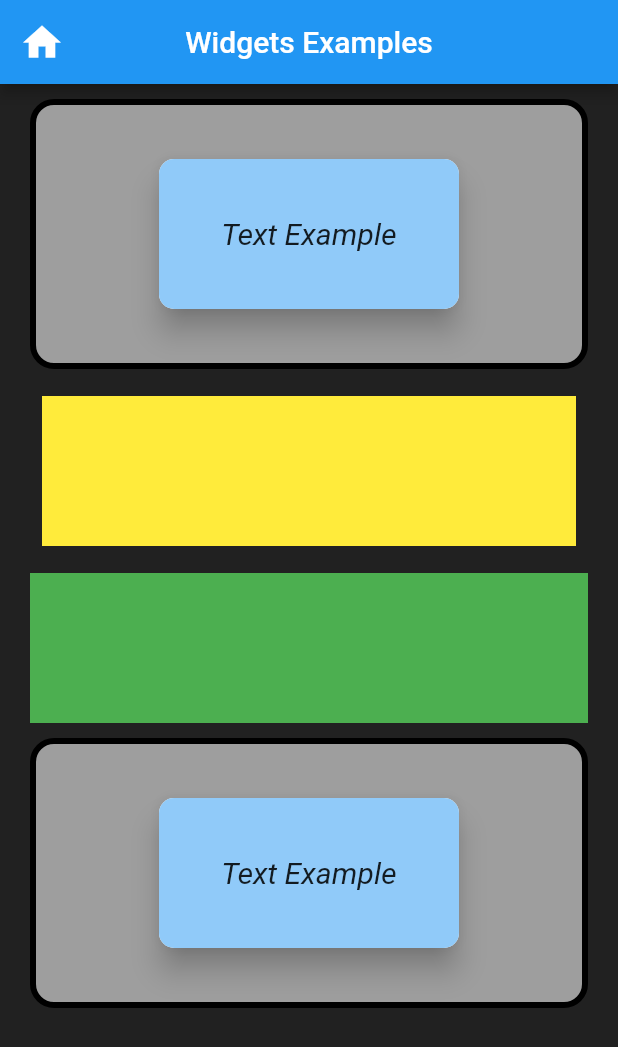
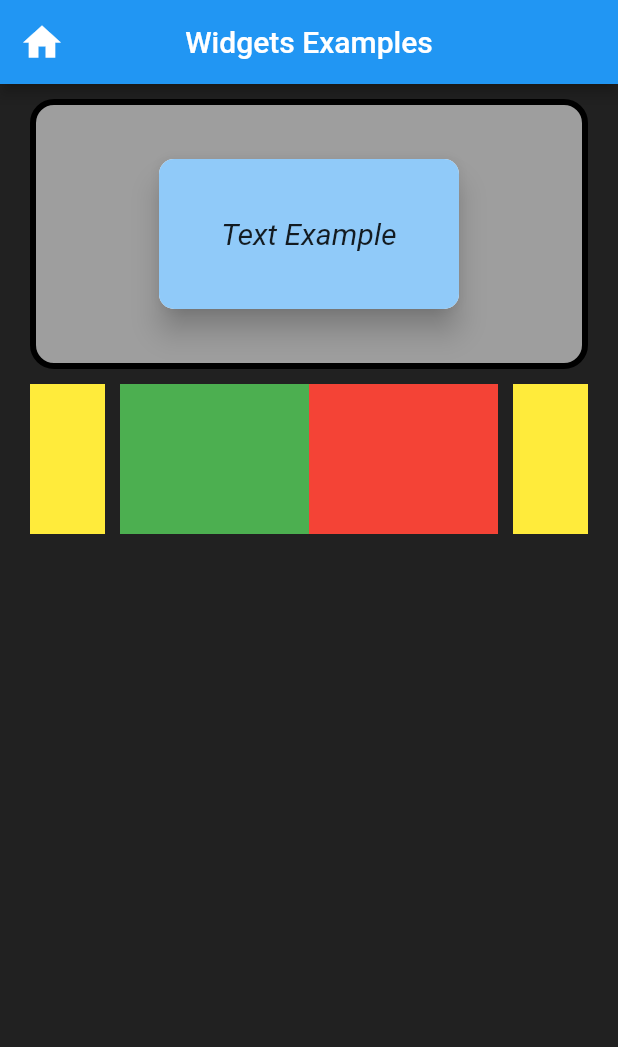
Before and after one commit to Igneele91/Dart-Flutter-Udmi2022, a Flutter app: the screen it shows after launch, on a phone screen of 412 x 824 dp. Shown: the top 1047 px of the screen. Run offline on Flutter 3.47's test engine with Material 2 defaults, Android fonts, the phone set to English and light mode, and no system bars; Roboto replaces fonts that are missing (Rubrik).

Commit message:
upload a pice of vid36 comit

```diff
--- /dev/null
+++ b/flutter_grundlagen/lib/presentation/widgets_examples/widgets/row_expanded_example.dart
@@ -0,0 +1,42 @@
+import 'package:flutter/material.dart';
+
+class RowExpandedExample extends StatelessWidget {
+  const RowExpandedExample({Key? key}) : super(key: key);
+
+  @override
+  Widget build(BuildContext context) {
+    return Row(
+      // mainAxisAlignment: MainAxisAlignment.spaceAround,
+      children: [
+        Container(
+          color: Colors.yellow,
+          height: 100,
+          width: 50,
+        ),
+        const SizedBox(
+          width: 10,
+        ),
+        Expanded(
+          child: Container(
+            color: Colors.green,
+            height: 100,
+          ),
+        ),
+        Expanded(
+          child: Container(
+            color: Colors.red,
+            height: 100,
+          ),
+        ),
+        const SizedBox(
+          width: 10,
+        ),
+        Container(
+          color: Colors.yellow,
+          height: 100,
+          width: 50,
+        ),
+      ],
+    );
+  }
+}
--- a/flutter_grundlagen/lib/presentation/widgets_examples/widgets_examples_page.dart
+++ b/flutter_grundlagen/lib/presentation/widgets_examples/widgets_examples_page.dart
@@ -1,5 +1,6 @@
 import 'package:flutter/material.dart';
 import 'package:flutter_grundlagen/presentation/widgets_examples/widgets/container_text_example.dart';
+import 'package:flutter_grundlagen/presentation/widgets_examples/widgets/row_expanded_example.dart';
 
 class WidgetsExamplesPage extends StatelessWidget {
   const WidgetsExamplesPage({Key? key}) : super(key: key);
@@ -28,24 +29,7 @@ class WidgetsExamplesPage extends StatelessWidget {
               const SizedBox(
                 height: 10,
               ),
-              Padding(
-                padding: const EdgeInsets.all(8.0), // kleiner gemacht
-                child: Container(
-                  color: Colors.yellow, // pading box verwenden lampe
-                  height: 100,
-                ),
-              ),
-              const SizedBox(
-                height: 10,
-              ),
-              Container(
-                color: Colors.green,
-                height: 100,
-              ),
-              const SizedBox(
-                height: 10,
-              ),
-              const ContainerTextExample(),
+              RowExpandedExample(),
             ],
           ),
         ),
```
